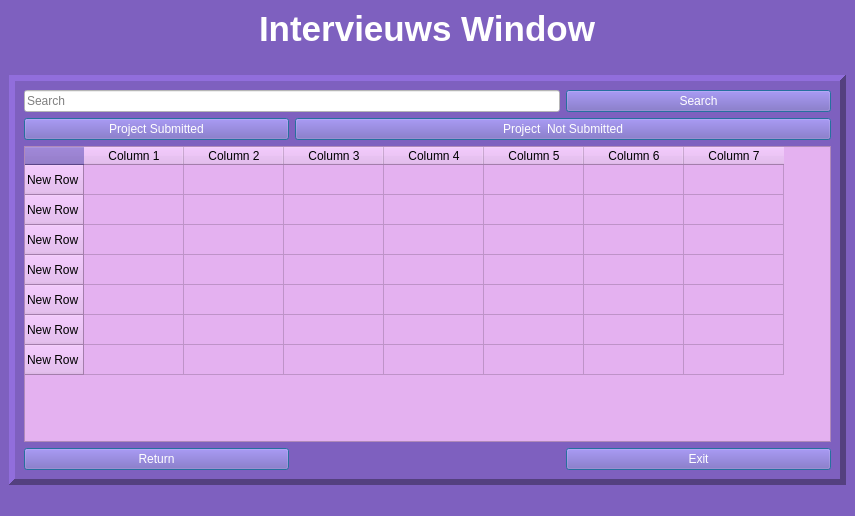
First picture: the form in app/gui/interviews.ui, repository KursaDSc/Python-Module-Week7, before the edit.
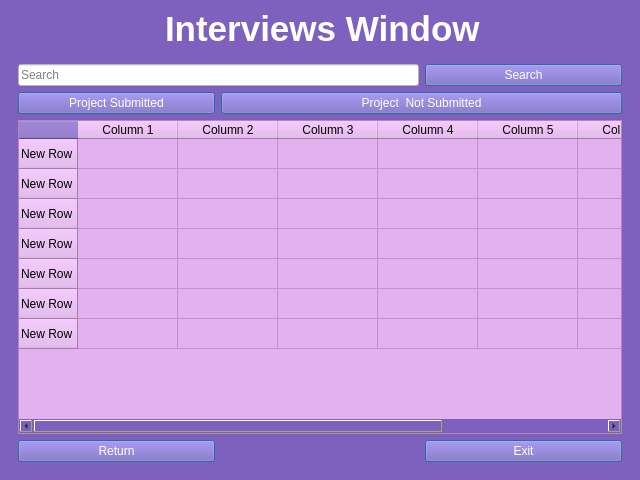
Second picture: the form after the edit. Icons and pictures are not drawn.

Diff of the .ui file:
```diff
--- a/app/gui/interviews.ui
+++ b/app/gui/interviews.ui
@@ -9,8 +9,8 @@
    <rect>
     <x>0</x>
     <y>0</y>
-    <width>855</width>
-    <height>516</height>
+    <width>640</width>
+    <height>480</height>
    </rect>
   </property>
   <property name="sizePolicy">
@@ -21,8 +21,8 @@
   </property>
   <property name="minimumSize">
    <size>
-    <width>150</width>
-    <height>180</height>
+    <width>640</width>
+    <height>480</height>
    </size>
   </property>
   <property name="windowTitle">
@@ -47,16 +47,16 @@
          <string notr="true">alternate-background-color: rgb(145, 10, 103);</string>
         </property>
         <property name="frameShape">
-         <enum>QFrame::Shape::Panel</enum>
+         <enum>QFrame::Shape::Box</enum>
         </property>
         <property name="frameShadow">
-         <enum>QFrame::Shadow::Raised</enum>
+         <enum>QFrame::Shadow::Plain</enum>
         </property>
         <property name="lineWidth">
-         <number>6</number>
+         <number>0</number>
         </property>
         <property name="midLineWidth">
-         <number>2</number>
+         <number>1</number>
         </property>
         <layout class="QGridLayout" name="gridLayout">
          <item row="1" column="0">
@@ -713,8 +713,14 @@
       </item>
       <item row="0" column="0">
        <layout class="QGridLayout" name="gridLayout_3">
-        <item row="1" column="2">
+        <item row="1" column="1" alignment="Qt::AlignmentFlag::AlignHCenter">
          <widget class="QLabel" name="titellabel">
+          <property name="sizePolicy">
+           <sizepolicy hsizetype="Expanding" vsizetype="Preferred">
+            <horstretch>0</horstretch>
+            <verstretch>0</verstretch>
+           </sizepolicy>
+          </property>
           <property name="toolTip">
            <string>&lt;html&gt;&lt;head/&gt;&lt;body&gt;&lt;p align=&quot;center&quot;&gt;&lt;span style=&quot; font-size:22pt; font-weight:600;&quot;&gt;Intervieuws Window&lt;/span&gt;&lt;/p&gt;&lt;/body&gt;&lt;/html&gt;</string>
           </property>
@@ -722,43 +728,37 @@
            <string>&lt;html&gt;&lt;head/&gt;&lt;body&gt;&lt;p&gt;&lt;span style=&quot; font-size:22pt; font-weight:600;&quot;&gt;Intervieuws Window&lt;/span&gt;&lt;/p&gt;&lt;/body&gt;&lt;/html&gt;</string>
           </property>
           <property name="styleSheet">
-           <string notr="true">color: rgb(255, 255, 255);</string>
+           <string notr="true">color: rgb(255, 255, 255);
+font: 16pt &quot;Segoe UI&quot;;
+
+</string>
           </property>
           <property name="text">
-           <string>&lt;html&gt;&lt;head/&gt;&lt;body&gt;&lt;p&gt;&lt;span style=&quot; font-size:26pt; font-weight:600; color:#ffffff;&quot;&gt;Intervieuws Window&lt;/span&gt;&lt;/p&gt;&lt;/body&gt;&lt;/html&gt;</string>
+           <string>&lt;html&gt;&lt;head/&gt;&lt;body&gt;&lt;p&gt;&lt;span style=&quot; font-size:26pt; font-weight:600; color:#ffffff;&quot;&gt;Interviews Window&lt;/span&gt;&lt;/p&gt;&lt;/body&gt;&lt;/html&gt;</string>
+          </property>
+          <property name="scaledContents">
+           <bool>false</bool>
           </property>
           <property name="textInteractionFlags">
            <set>Qt::TextInteractionFlag::LinksAccessibleByKeyboard|Qt::TextInteractionFlag::LinksAccessibleByMouse|Qt::TextInteractionFlag::TextBrowserInteraction|Qt::TextInteractionFlag::TextEditable|Qt::TextInteractionFlag::TextSelectableByMouse</set>
           </property>
          </widget>
         </item>
-        <item row="1" column="4">
+        <item row="1" column="3">
          <spacer name="horizontalSpacer">
           <property name="orientation">
            <enum>Qt::Orientation::Horizontal</enum>
           </property>
-          <property name="sizeHint" stdset="0">
-           <size>
-            <width>40</width>
-            <height>20</height>
-           </size>
+          <property name="sizeType">
+           <enum>QSizePolicy::Policy::Fixed</enum>
           </property>
-         </spacer>
-        </item>
-        <item row="1" column="1">
-         <spacer name="horizontalSpacer_2">
-          <property name="orientation">
-           <enum>Qt::Orientation::Horizontal</enum>
-          </property>
           <property name="sizeHint" stdset="0">
            <size>
-            <width>40</width>
-            <height>20</height>
+            <width>110</width>
+            <height>30</height>
            </size>
           </property>
          </spacer>
-        </item>
-       </layout>
       </item>
       <item row="1" column="0">
        <widget class="QLabel" name="logolabel">
@@ -794,8 +794,9 @@
      </layout>
     </item>
    </layout>
+    </item>
+   </layout>
   </widget>
-  <widget class="QStatusBar" name="statusbar"/>
  </widget>
  <resources/>
  <connections/>
```
Lines whose indentation alone changed are shown as unchanged.
